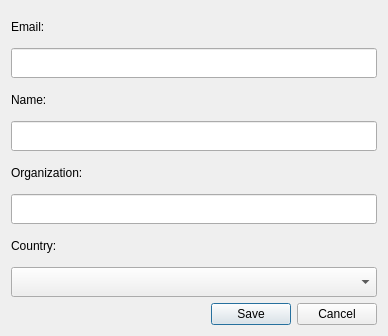
Above: LDMP/gui/DlgSettingsEditUpdate.ui from ConservationInternational/trends.earth before the change. Below: the same form after it.
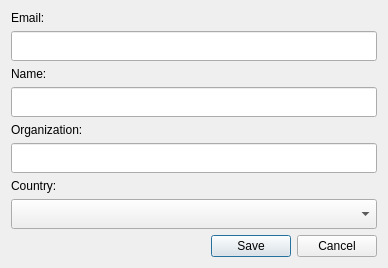
That is the form after the change.

The edit to the form file:
```diff
--- a/LDMP/gui/DlgSettingsEditUpdate.ui
+++ b/LDMP/gui/DlgSettingsEditUpdate.ui
@@ -7,7 +7,7 @@
     <x>0</x>
     <y>0</y>
     <width>388</width>
-    <height>336</height>
+    <height>261</height>
    </rect>
   </property>
   <property name="sizePolicy">
```
